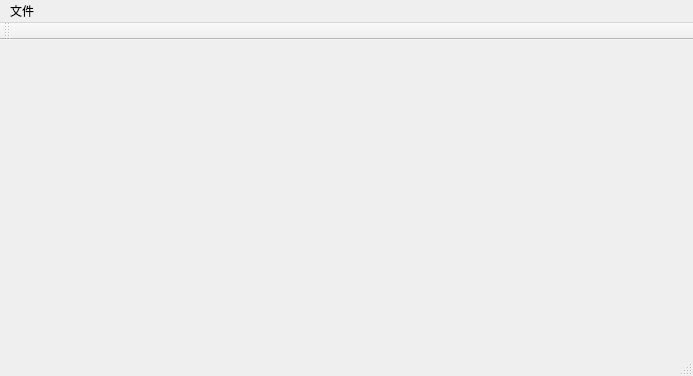
The window that Comm/mainwindow.ui (app104/Stuff) describes before a commit, drawn with Qt 5.
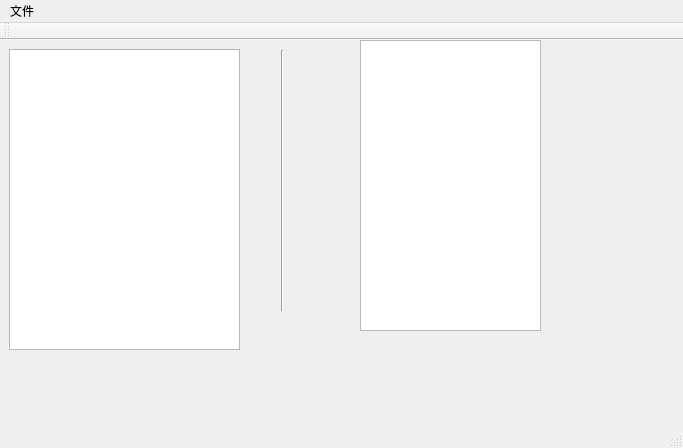
The same window after the commit. Icons and pictures are not drawn.

```diff
--- a/Comm/mainwindow.ui
+++ b/Comm/mainwindow.ui
@@ -6,8 +6,8 @@
    <rect>
     <x>0</x>
     <y>0</y>
-    <width>693</width>
-    <height>376</height>
+    <width>683</width>
+    <height>448</height>
    </rect>
   </property>
   <property name="windowTitle">
@@ -17,13 +17,65 @@
    <iconset resource="comm.qrc">
     <normaloff>:/res/res/comm.ico</normaloff>:/res/res/comm.ico</iconset>
   </property>
-  <widget class="QWidget" name="centralWidget"/>
+  <property name="autoFillBackground">
+   <bool>true</bool>
+  </property>
+  <widget class="QWidget" name="centralWidget">
+   <widget class="QTreeView" name="treeView">
+    <property name="geometry">
+     <rect>
+      <x>9</x>
+      <y>9</y>
+      <width>231</width>
+      <height>301</height>
+     </rect>
+    </property>
+    <property name="mouseTracking">
+     <bool>true</bool>
+    </property>
+   </widget>
+   <widget class="QListView" name="listView">
+    <property name="geometry">
+     <rect>
+      <x>360</x>
+      <y>0</y>
+      <width>181</width>
+      <height>291</height>
+     </rect>
+    </property>
+   </widget>
+   <widget class="Line" name="line">
+    <property name="geometry">
+     <rect>
+      <x>280</x>
+      <y>10</y>
+      <width>5</width>
+      <height>261</height>
+     </rect>
+    </property>
+    <property name="minimumSize">
+     <size>
+      <width>0</width>
+      <height>0</height>
+     </size>
+    </property>
+    <property name="cursor">
+     <cursorShape>SizeHorCursor</cursorShape>
+    </property>
+    <property name="lineWidth">
+     <number>1</number>
+    </property>
+    <property name="orientation">
+     <enum>Qt::Vertical</enum>
+    </property>
+   </widget>
+  </widget>
   <widget class="QMenuBar" name="menuBar">
    <property name="geometry">
     <rect>
      <x>0</x>
      <y>0</y>
-     <width>693</width>
+     <width>683</width>
      <height>23</height>
     </rect>
    </property>
@@ -36,6 +88,7 @@
    </widget>
    <addaction name="menu"/>
   </widget>
+  <widget class="QStatusBar" name="statusBar"/>
   <widget class="QToolBar" name="mainToolBar">
    <attribute name="toolBarArea">
     <enum>TopToolBarArea</enum>
@@ -44,7 +97,6 @@
     <bool>false</bool>
    </attribute>
   </widget>
-  <widget class="QStatusBar" name="statusBar"/>
   <action name="actionnew">
    <property name="text">
     <string>新建</string>
```
Left out of the diff: 3 changed lines with no effect on the pictures.
